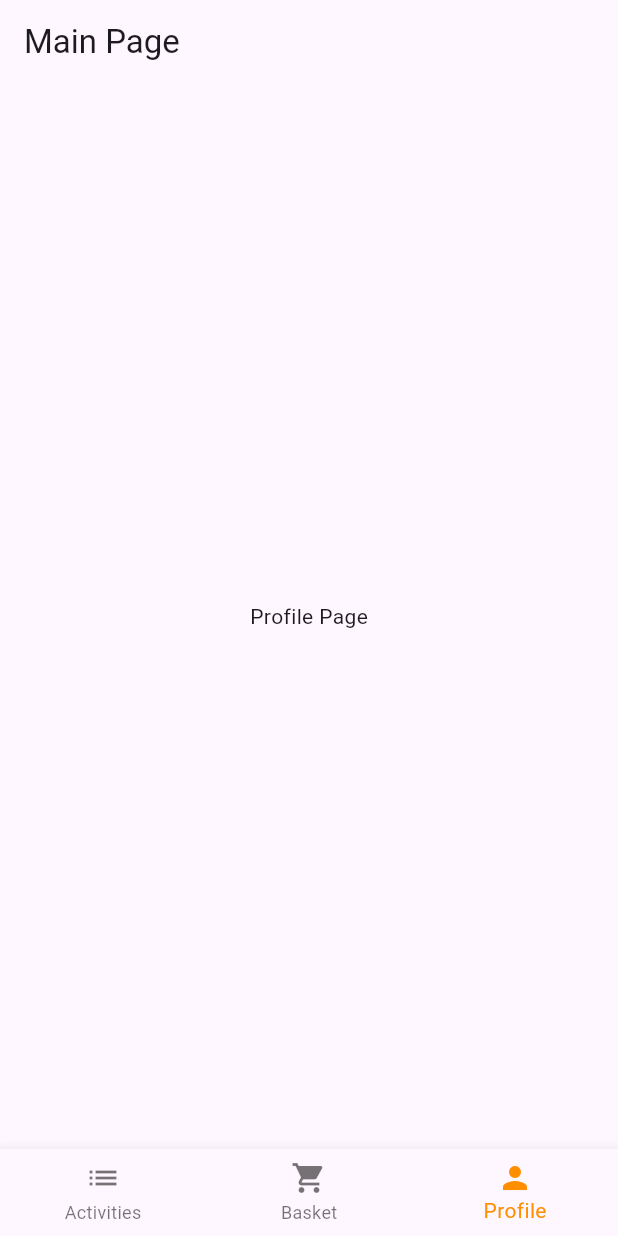
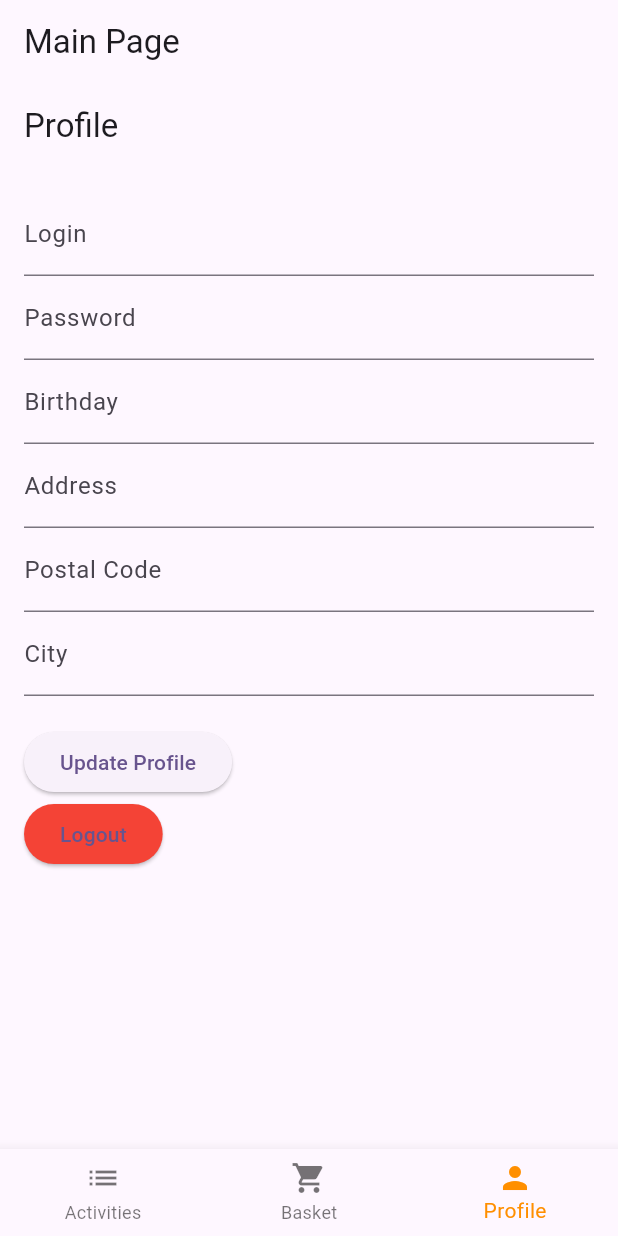
Before and after one commit to raversa001/MobileApp_Front, a Flutter app: the MainPage screen opened directly with empty values, item 3 of the bottom bar chosen, on a phone screen of 412 x 824 dp. Run offline on Flutter 3.47's test engine with Material 3 defaults, Android fonts, the phone set to English and light mode, and no system bars; our stand-ins replace shared_preferences; accounts and stored records are empty; network calls fail.

Commit message:
Update main.dart
/

```diff
--- a/lib/main.dart
+++ b/lib/main.dart
@@ -1,4 +1,4 @@
-// ignore_for_file: use_build_context_synchronously
+// ignore_for_file: use_build_context_synchronously, library_private_types_in_public_api
 
 import 'package:flutter/material.dart';
 import 'package:shared_preferences/shared_preferences.dart';
@@ -181,9 +181,9 @@ class _MainPageState extends State<MainPage> {
   int _selectedIndex = 0;
 
   static final List<Widget> _widgetOptions = <Widget>[
-    ActivitiesPage(), // Placeholder for Activities Page, to be implemented
-    BasketPage(),
-    const Text('Profile Page'), // Placeholder for Profile Page
+    const ActivitiesPage(), // Placeholder for Activities Page, to be implemented
+    const BasketPage(),
+    const ProfilePage()
   ];
 
   void _onItemTapped(int index) {
@@ -249,6 +249,8 @@ class Activity {
 }
 
 class ActivitiesPage extends StatefulWidget {
+  const ActivitiesPage({super.key});
+
   @override
   _ActivitiesPageState createState() => _ActivitiesPageState();
 }
@@ -280,7 +282,7 @@ class _ActivitiesPageState extends State<ActivitiesPage> {
       future: futureActivities,
       builder: (context, snapshot) {
         if (snapshot.connectionState == ConnectionState.waiting) {
-          return Center(child: CircularProgressIndicator());
+          return const Center(child: CircularProgressIndicator());
         } else if (snapshot.hasError) {
           return Text("Error: ${snapshot.error}");
         } else {
@@ -312,8 +314,7 @@ class _ActivitiesPageState extends State<ActivitiesPage> {
 class ActivityDetailPage extends StatelessWidget {
   final Activity activity;
 
-  const ActivityDetailPage({Key? key, required this.activity})
-      : super(key: key);
+  const ActivityDetailPage({super.key, required this.activity});
 
   @override
   Widget build(BuildContext context) {
@@ -329,7 +330,7 @@ class ActivityDetailPage extends StatelessWidget {
             Padding(
               padding: const EdgeInsets.all(8.0),
               child: Text(activity.title,
-                  style: Theme.of(context).textTheme.headline6),
+                  style: Theme.of(context).textTheme.titleLarge),
             ),
             Padding(
               padding: const EdgeInsets.all(8.0),
@@ -354,7 +355,7 @@ class ActivityDetailPage extends StatelessWidget {
                   // Implement navigation back to activities list
                   Navigator.pop(context);
                 },
-                child: Text('Return'),
+                child: const Text('Return'),
               ),
             ),
             Padding(
@@ -398,13 +399,15 @@ class ActivityDetailPage extends StatelessWidget {
       ScaffoldMessenger.of(context)
           .showSnackBar(SnackBar(content: Text(message)));
     } else {
-      ScaffoldMessenger.of(context)
-          .showSnackBar(SnackBar(content: Text(message), backgroundColor: Colors.red));
+      ScaffoldMessenger.of(context).showSnackBar(
+          SnackBar(content: Text(message), backgroundColor: Colors.red));
     }
   }
 }
 
 class BasketPage extends StatefulWidget {
+  const BasketPage({super.key});
+
   @override
   _BasketPageState createState() => _BasketPageState();
 }
@@ -470,7 +473,7 @@ class _BasketPageState extends State<BasketPage> {
           } else if (snapshot.hasError) {
             return Text('Error: ${snapshot.error}');
           } else if (snapshot.data!.isEmpty) {
-            return Center(
+            return const Center(
               child: Text(
                 'Your basket is empty.',
                 style: TextStyle(fontSize: 18.0),
@@ -490,7 +493,7 @@ class _BasketPageState extends State<BasketPage> {
                         subtitle:
                             Text('${activity.location} - \$${activity.price}'),
                         trailing: IconButton(
-                          icon: Icon(Icons.remove_circle_outline),
+                          icon: const Icon(Icons.remove_circle_outline),
                           onPressed: () =>
                               removeActivityFromBasket(activity.id),
                         ),
@@ -501,7 +504,7 @@ class _BasketPageState extends State<BasketPage> {
                 Padding(
                   padding: const EdgeInsets.all(8.0),
                   child: Text('Total: \$${totalPrice.toStringAsFixed(2)}',
-                      style: TextStyle(fontSize: 18.0)),
+                      style: const TextStyle(fontSize: 18.0)),
                 ),
               ],
             );
@@ -517,7 +520,10 @@ class _BasketPageState extends State<BasketPage> {
     final String? token = prefs.getString('token');
     if (token == null) {
       ScaffoldMessenger.of(context).showSnackBar(
-        const SnackBar(content: Text('You are not logged in.'), backgroundColor: Colors.red,),
+        const SnackBar(
+          content: Text('You are not logged in.'),
+          backgroundColor: Colors.red,
+        ),
       );
       return;
     }
@@ -543,8 +549,174 @@ class _BasketPageState extends State<BasketPage> {
       );
     } else {
       ScaffoldMessenger.of(context).showSnackBar(
-        SnackBar(content: Text(responseBody.message ?? 'Failed to remove activity from basket'), backgroundColor: Colors.red),
+        SnackBar(
+            content: Text(responseBody.message ??
+                'Failed to remove activity from basket'),
+            backgroundColor: Colors.red),
       );
     }
   }
 }
+
+class ProfilePage extends StatefulWidget {
+  const ProfilePage({super.key});
+
+  @override
+  _ProfilePageState createState() => _ProfilePageState();
+}
+
+class _ProfilePageState extends State<ProfilePage> {
+  late TextEditingController _loginController;
+  late TextEditingController _passwordController;
+  late TextEditingController _birthdayController;
+  late TextEditingController _addressController;
+  late TextEditingController _postalCodeController;
+  late TextEditingController _cityController;
+
+  @override
+  void initState() {
+    super.initState();
+    _loginController = TextEditingController();
+    _passwordController = TextEditingController();
+    _birthdayController = TextEditingController();
+    _addressController = TextEditingController();
+    _postalCodeController = TextEditingController();
+    _cityController = TextEditingController();
+    _fetchProfile();
+  }
+
+  Future<void> _fetchProfile() async {
+    final SharedPreferences prefs = await SharedPreferences.getInstance();
+    final String? token = prefs.getString('token');
+    if (token == null) {
+      ScaffoldMessenger.of(context)
+          .showSnackBar(const SnackBar(content: Text('You are not logged in.')));
+      return;
+    }
+
+    final response = await http.get(
+      Uri.parse('http://localhost:3030/profile'),
+      headers: {"Authorization": "Bearer $token"},
+    );
+
+    if (response.statusCode == 200) {
+      final profileData = json.decode(response.body);
+      setState(() {
+        _loginController.text = profileData['login'] ?? '';
+        _birthdayController.text = profileData['birthday'] ?? '';
+        _addressController.text = profileData['address'] ?? '';
+        _postalCodeController.text = profileData['postalCode'] ?? '';
+        _cityController.text = profileData['city'] ?? '';
+      });
+    } else {
+      ScaffoldMessenger.of(context).showSnackBar(
+          const SnackBar(content: Text('Failed to fetch profile data')));
+    }
+  }
+
+  Future<void> _updateProfile() async {
+    final SharedPreferences prefs = await SharedPreferences.getInstance();
+    final String? token = prefs.getString('token');
+    if (token == null) {
+      ScaffoldMessenger.of(context)
+          .showSnackBar(const SnackBar(content: Text('You are not logged in.')));
+      return;
+    }
+
+    final response = await http.post(
+      Uri.parse('http://localhost:3030/profile/update'),
+      headers: {
+        "Content-Type": "application/json",
+        "Authorization": "Bearer $token",
+      },
+      body: jsonEncode({
+        "password": _passwordController.text,
+        "birthday": _birthdayController.text,
+        "address": _addressController.text,
+        "postalCode": _postalCodeController.text,
+        "city": _cityController.text,
+      }),
+    );
+
+    if (response.statusCode == 200) {
+      ScaffoldMessenger.of(context).showSnackBar(
+          const SnackBar(content: Text('Profile updated successfully')));
+    } else {
+      ScaffoldMessenger.of(context)
+          .showSnackBar(const SnackBar(content: Text('Failed to update profile')));
+    }
+  }
+
+  Future<void> _logout() async {
+    final SharedPreferences prefs = await SharedPreferences.getInstance();
+    await prefs.remove('token');
+    Navigator.of(context)
+        .pushReplacement(MaterialPageRoute(builder: (_) => LoginPage()));
+  }
+
+  @override
+  Widget build(BuildContext context) {
+    return Scaffold(
+      appBar: AppBar(
+        title: const Text('Profile'),
+      ),
+      body: SingleChildScrollView(
+        padding: const EdgeInsets.all(16),
+        child: Column(
+          crossAxisAlignment: CrossAxisAlignment.start,
+          children: [
+            TextField(
+              controller: _loginController,
+              decoration: const InputDecoration(labelText: 'Login'),
+              readOnly: true,
+            ),
+            TextField(
+              controller: _passwordController,
+              decoration: const InputDecoration(labelText: 'Password'),
+              obscureText: true,
+            ),
+            TextField(
+              controller: _birthdayController,
+              decoration: const InputDecoration(labelText: 'Birthday'),
+              keyboardType: TextInputType.datetime,
+            ),
+            TextField(
+              controller: _addressController,
+              decoration: const InputDecoration(labelText: 'Address'),
+            ),
+            TextField(
+              controller: _postalCodeController,
+              decoration: const InputDecoration(labelText: 'Postal Code'),
+              keyboardType: TextInputType.number,
+            ),
+            TextField(
+              controller: _cityController,
+              decoration: const InputDecoration(labelText: 'City'),
+            ),
+            const SizedBox(height: 20),
+            ElevatedButton(
+              onPressed: _updateProfile,
+              child: const Text('Update Profile'),
+            ),
+            ElevatedButton(
+              onPressed: _logout,
+              style: ElevatedButton.styleFrom(backgroundColor: Colors.red),
+              child: const Text('Logout'),
+            ),
+          ],
+        ),
+      ),
+    );
+  }
+
+  @override
+  void dispose() {
+    _loginController.dispose();
+    _passwordController.dispose();
+    _birthdayController.dispose();
+    _addressController.dispose();
+    _postalCodeController.dispose();
+    _cityController.dispose();
+    super.dispose();
+  }
+}
```
